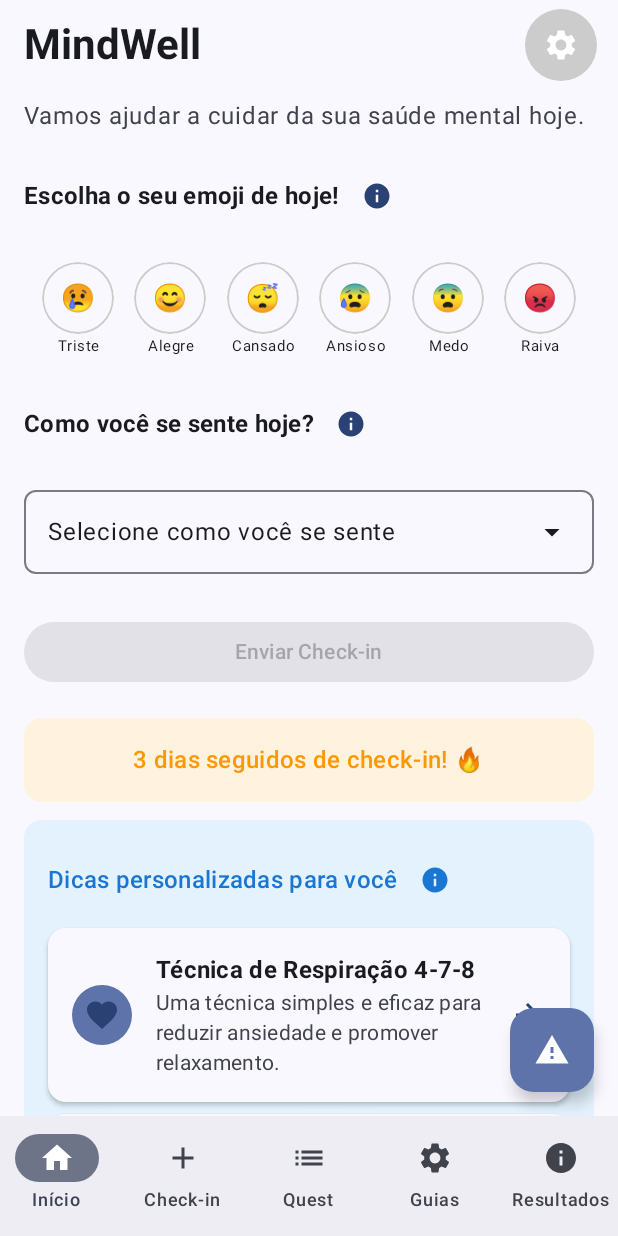
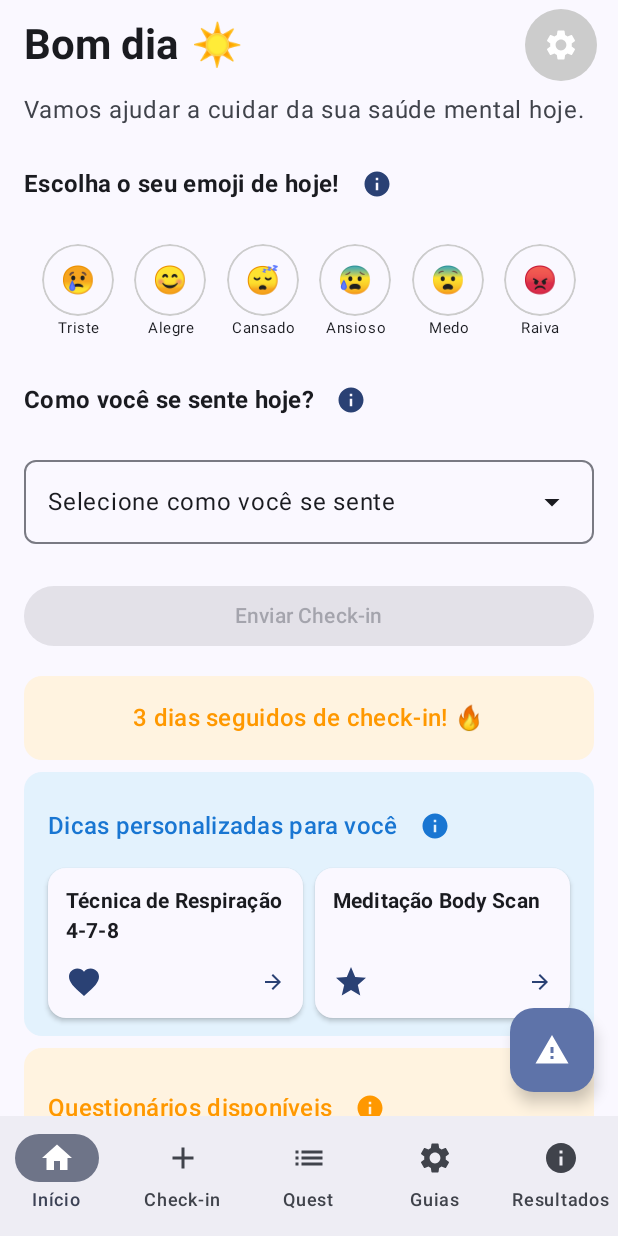
Before and after one commit to grd1as/mindwell, an Android app built with Jetpack Compose: the HomeScreen screen opened through its navigation route, on a phone screen of 412 x 824 dp. Run offline under Robolectric (Android 15) with nearby library versions, the phone set to English and light mode, and no system bars; our stand-ins replace Dagger/Hilt's generated code.

Commit message:
update welcome app

```diff
--- a/app/src/main/java/com/example/mindwell/app/presentation/screens/home/HomeScreen.kt
+++ b/app/src/main/java/com/example/mindwell/app/presentation/screens/home/HomeScreen.kt
@@ -13,6 +13,9 @@ import androidx.compose.foundation.verticalScroll
 import androidx.compose.material.icons.Icons
 import androidx.compose.material.icons.filled.*
 import androidx.compose.material3.*
+import androidx.compose.material3.ModalBottomSheet
+import androidx.compose.material3.rememberModalBottomSheetState
+import androidx.compose.material3.SheetState
 import androidx.compose.runtime.*
 import androidx.compose.ui.Alignment
 import androidx.compose.ui.Modifier
@@ -81,10 +84,18 @@ fun HomeScreen(
     var showFeelingDropdown by remember { mutableStateOf(false) }
     var showSubmitSuccess by remember { mutableStateOf(false) }
     val coroutineScope = rememberCoroutineScope()
+    val bottomSheetState = rememberModalBottomSheetState(skipPartiallyExpanded = true)
 
     // Configurar o NavController no ViewModel
     LaunchedEffect(nav) {
         vm.setNavController(nav)
+    }
+
+    // Atualizar a saudação sempre que a tela for mostrada
+    LaunchedEffect(Unit) {
+        // Este bloco executa na abertura da tela
+        println("HomeScreen ativada - atualizando saudação")
+        vm.refreshGreeting() // Novo método a ser adicionado
     }
 
     // Observar eventos de navegação
@@ -117,9 +128,9 @@ fun HomeScreen(
     // Lista de sentimentos para o dropdown atualizada
     val feelings = listOf("Motivado", "Cansado", "Preocupado", "Estressado", "Animado", "Satisfeito")
 
-    // Mostrar o diálogo de feedback se necessário
+    // Mostrar o bottom sheet de feedback se necessário
     if (state.showFeedbackDialog) {
-        FeedbackDialog(
+        FeedbackBottomSheet(
             categories = vm.feedbackCategories,
             selectedCategory = state.feedbackCategory,
             description = state.feedbackDescription,
@@ -129,7 +140,8 @@ fun HomeScreen(
             onCategorySelected = { vm.updateFeedbackCategory(it) },
             onDescriptionChanged = { vm.updateFeedbackDescription(it) },
             onSubmit = { vm.submitFeedback() },
-            onDismiss = { vm.hideFeedbackDialog() }
+            onDismiss = { vm.hideFeedbackDialog() },
+            bottomSheetState = bottomSheetState
         )
     }
 
@@ -170,9 +182,9 @@ fun HomeScreen(
                     .padding(padding)
                     .padding(horizontal = 16.dp)
                     .verticalScroll(rememberScrollState()),
-                verticalArrangement = Arrangement.spacedBy(12.dp)
+                verticalArrangement = Arrangement.spacedBy(8.dp)
             ) {
-                // Header simplificado - sem nome do usuário
+                // Header com saudação baseada no horário
                 Row(
                     modifier = Modifier
                         .fillMaxWidth()
@@ -180,13 +192,25 @@ fun HomeScreen(
                     horizontalArrangement = Arrangement.SpaceBetween,
                     verticalAlignment = Alignment.CenterVertically
                 ) {
+                    Row(
+                        verticalAlignment = Alignment.CenterVertically
+                    ) {
                         Text(
-                        text = "MindWell",
+                            text = state.greeting,
                             style = MaterialTheme.typography.headlineMedium,
                             fontWeight = FontWeight.Bold
                         )
 
-                    // Ícone de configurações (sem dados do perfil)
+                        Spacer(modifier = Modifier.width(8.dp))
+
+                        Text(
+                            text = state.greetingEmoji,
+                            style = MaterialTheme.typography.headlineMedium,
+                            fontSize = 28.sp
+                        )
+                    }
+
+                    // Ícone de configurações
                     Box {
                         IconButton(
                             onClick = { nav.navigate(AppDestinations.SETTINGS) },
@@ -446,7 +470,7 @@ fun HomeScreen(
                     )
                 ) {
                     Column(
-                        modifier = Modifier.padding(16.dp)
+                        modifier = Modifier.padding(16.dp, 12.dp)
                     ) {
                         Row(
                             verticalAlignment = Alignment.CenterVertically
@@ -477,15 +501,20 @@ fun HomeScreen(
                             )
                         }
 
-                        Spacer(modifier = Modifier.height(8.dp))
+                        Spacer(modifier = Modifier.height(4.dp))
 
-                        // Lista de dicas personalizadas
+                        // Lista de dicas personalizadas em uma única linha
+                        Row(
+                            modifier = Modifier.fillMaxWidth(),
+                            horizontalArrangement = Arrangement.spacedBy(8.dp)
+                        ) {
                             state.customTips.forEach { tip ->
-                            CustomTipItem(
+                                CustomTipButton(
                                     tip = tip,
-                                onClick = { vm.navigateToResource(tip.id) }
+                                    onClick = { vm.navigateToResource(tip.id) },
+                                    modifier = Modifier.weight(1f)
                                 )
-                            Spacer(modifier = Modifier.height(8.dp))
+                            }
                         }
                     }
                 }
@@ -665,11 +694,11 @@ fun QuestionnaireItem(
 }
 
 /**
- * Diálogo para envio de feedback/report
+ * Bottom sheet para envio de feedback/report (Canal de Escuta)
  */
 @OptIn(ExperimentalMaterial3Api::class)
 @Composable
-fun FeedbackDialog(
+fun FeedbackBottomSheet(
     categories: List<String>,
     selectedCategory: String,
     description: String,
@@ -679,7 +708,8 @@ fun FeedbackDialog(
     onCategorySelected: (String) -> Unit,
     onDescriptionChanged: (String) -> Unit,
     onSubmit: () -> Unit,
-    onDismiss: () -> Unit
+    onDismiss: () -> Unit,
+    bottomSheetState: SheetState
 ) {
     val categoryLabels = mapOf(
         "ASSÉDIO_MORAL" to "Assédio Moral",
@@ -698,24 +728,87 @@ fun FeedbackDialog(
 
     var expanded by remember { mutableStateOf(false) }
 
-    Dialog(onDismissRequest = onDismiss) {
-        Card(
+    ModalBottomSheet(
+        onDismissRequest = onDismiss,
+        sheetState = bottomSheetState,
+        modifier = Modifier
+            .fillMaxHeight(0.9f),
+        dragHandle = {
+            Box(
                 modifier = Modifier
                     .fillMaxWidth()
-                .padding(16.dp),
-            shape = RoundedCornerShape(16.dp)
+                    .padding(vertical = 16.dp),
+                contentAlignment = Alignment.Center
+            ) {
+                Divider(
+                    modifier = Modifier
+                        .width(40.dp)
+                        .height(4.dp),
+                    color = MaterialTheme.colorScheme.onSurfaceVariant.copy(alpha = 0.4f)
+                )
+            }
+        },
+        containerColor = MaterialTheme.colorScheme.surface
     ) {
         Column(
             modifier = Modifier
-                    .fillMaxWidth()
-                    .padding(16.dp),
+                .fillMaxSize()
+                .padding(horizontal = 20.dp)
+                .verticalScroll(rememberScrollState()),
             verticalArrangement = Arrangement.spacedBy(16.dp)
         ) {
+            // Cabeçalho com ícone
+            Row(
+                verticalAlignment = Alignment.CenterVertically,
+                modifier = Modifier.fillMaxWidth()
+            ) {
+                Icon(
+                    imageVector = Icons.Default.Warning,
+                    contentDescription = null,
+                    tint = MaterialTheme.colorScheme.primary,
+                    modifier = Modifier.size(32.dp)
+                )
+
+                Spacer(modifier = Modifier.width(12.dp))
+
                 Text(
                     text = "Canal de Escuta",
                     style = MaterialTheme.typography.headlineSmall,
                     fontWeight = FontWeight.Bold
                 )
+            }
+
+            // Descrição do que é o Canal de Escuta
+            Card(
+                colors = CardDefaults.cardColors(
+                    containerColor = MaterialTheme.colorScheme.surfaceVariant.copy(alpha = 0.6f)
+                ),
+                shape = RoundedCornerShape(8.dp)
+            ) {
+                Column(
+                    modifier = Modifier.padding(16.dp)
+                ) {
+                    Text(
+                        text = "O que é o Canal de Escuta?",
+                        style = MaterialTheme.typography.titleMedium,
+                        fontWeight = FontWeight.Bold
+                    )
+
+                    Spacer(modifier = Modifier.height(8.dp))
+
+                    Text(
+                        text = "Este é um espaço seguro para você relatar situações desconfortáveis, denunciar comportamentos inadequados ou sugerir melhorias no ambiente de trabalho.",
+                        style = MaterialTheme.typography.bodyMedium
+                    )
+
+                    Spacer(modifier = Modifier.height(8.dp))
+
+                    Text(
+                        text = "Todas as informações são tratadas com confidencialidade e anonimato. Seu bem-estar é nossa prioridade.",
+                        style = MaterialTheme.typography.bodyMedium
+                    )
+                }
+            }
 
             if (success) {
                 // Mensagem de sucesso
@@ -740,10 +833,23 @@ fun FeedbackDialog(
                             style = MaterialTheme.typography.bodyLarge,
                             textAlign = TextAlign.Center
                         )
+                        Spacer(modifier = Modifier.height(8.dp))
+                        Text(
+                            text = "Agradecemos sua contribuição para um ambiente melhor.",
+                            style = MaterialTheme.typography.bodyMedium,
+                            textAlign = TextAlign.Center,
+                            color = MaterialTheme.colorScheme.onSurfaceVariant
+                        )
                     }
                 }
             } else {
                 // Seleção de categoria
+                Text(
+                    text = "Selecione uma categoria:",
+                    style = MaterialTheme.typography.titleSmall,
+                    fontWeight = FontWeight.Medium
+                )
+
                 ExposedDropdownMenuBox(
                     expanded = expanded,
                     onExpandedChange = { expanded = it }
@@ -786,8 +892,15 @@ fun FeedbackDialog(
                     modifier = Modifier
                         .fillMaxWidth()
                         .height(120.dp),
-                        label = { Text("Descrição (opcional)") },
-                        placeholder = { Text("Descreva a ocorrência...") }
+                    label = { Text("Descreva a situação") },
+                    placeholder = { Text("Descreva a situação de forma clara e detalhada...") }
+                )
+
+                // Texto sobre anonimato
+                Text(
+                    text = "Sua identidade será protegida. Somente o departamento de RH terá acesso a esta informação.",
+                    style = MaterialTheme.typography.bodySmall,
+                    color = MaterialTheme.colorScheme.onSurfaceVariant
                 )
 
                 // Mensagem de erro, se houver
@@ -828,7 +941,9 @@ fun FeedbackDialog(
                     }
                 }
             }
-            }
+
+            // Aumentar o espaçamento no final para garantir que todos elementos sejam visíveis
+            Spacer(modifier = Modifier.height(60.dp))
         }
     }
 }
@@ -847,13 +962,15 @@ fun Modifier.combinedClickable(
     }
 
 @Composable
-fun CustomTipItem(
+fun CustomTipButton(
     tip: HomeViewModel.CustomTip,
-    onClick: () -> Unit
+    onClick: () -> Unit,
+    modifier: Modifier = Modifier
 ) {
     Card(
-        modifier = Modifier
+        modifier = modifier
             .fillMaxWidth()
+            .height(100.dp)
             .clickable(onClick = onClick),
         colors = CardDefaults.cardColors(
             containerColor = MaterialTheme.colorScheme.surface
@@ -862,20 +979,28 @@ fun CustomTipItem(
             defaultElevation = 2.dp
         )
     ) {
+        Column(
+            modifier = Modifier
+                .fillMaxSize()
+                .padding(12.dp),
+            verticalArrangement = Arrangement.SpaceBetween
+        ) {
+            // Título da dica
+            Text(
+                text = tip.title,
+                style = MaterialTheme.typography.titleSmall.copy(
+                    fontWeight = FontWeight.Bold
+                ),
+                maxLines = 2,
+                overflow = androidx.compose.ui.text.style.TextOverflow.Ellipsis
+            )
+
             Row(
-            modifier = Modifier
-                .fillMaxWidth()
-                .padding(16.dp),
+                modifier = Modifier.fillMaxWidth(),
+                horizontalArrangement = Arrangement.SpaceBetween,
                 verticalAlignment = Alignment.CenterVertically
             ) {
                 // Ícone da dica
-            Box(
-                modifier = Modifier
-                    .size(40.dp)
-                    .clip(CircleShape)
-                    .background(MaterialTheme.colorScheme.primaryContainer),
-                contentAlignment = Alignment.Center
-            ) {
                 Icon(
                     imageVector = when {
                         tip.id.contains("breathing") -> Icons.Default.Favorite
@@ -883,36 +1008,18 @@ fun CustomTipItem(
                         else -> Icons.Default.Favorite
                     },
                     contentDescription = null,
-                    tint = MaterialTheme.colorScheme.primary
+                    tint = MaterialTheme.colorScheme.primary,
+                    modifier = Modifier.size(24.dp)
                 )
-            }
-
-            // Conteúdo da dica
-            Column(
-                modifier = Modifier
-                    .weight(1f)
-                    .padding(start = 16.dp)
-            ) {
-                Text(
-                    text = tip.title,
-                    style = MaterialTheme.typography.titleMedium.copy(
-                        fontWeight = FontWeight.Bold
-                    )
-                )
-
-                Text(
-                    text = tip.description,
-                    style = MaterialTheme.typography.bodyMedium,
-                    color = MaterialTheme.colorScheme.onSurfaceVariant
-                )
-            }
 
                 // Ícone de seta
                 Icon(
                     imageVector = Icons.Default.ArrowForward,
                     contentDescription = "Ver mais",
-                tint = MaterialTheme.colorScheme.primary
+                    tint = MaterialTheme.colorScheme.primary,
+                    modifier = Modifier.size(16.dp)
                 )
             }
         }
     }
+}
--- a/app/src/main/java/com/example/mindwell/app/presentation/screens/home/HomeViewModel.kt
+++ b/app/src/main/java/com/example/mindwell/app/presentation/screens/home/HomeViewModel.kt
@@ -19,6 +19,7 @@ import kotlinx.coroutines.delay
 import kotlinx.coroutines.flow.catch
 import kotlinx.coroutines.flow.collect
 import kotlinx.coroutines.launch
+import java.util.Calendar
 import javax.inject.Inject
 
 /**
@@ -66,7 +67,9 @@ class HomeViewModel @Inject constructor(
         val checkInError: String? = null,
         val navigationEvent: NavigationEvent? = null,
         val activeTooltip: String? = null,
-        val customTips: List<CustomTip> = emptyList()
+        val customTips: List<CustomTip> = emptyList(),
+        val greeting: String = "",
+        val greetingEmoji: String = ""
     )
 
     // Estado atual da tela
@@ -79,6 +82,7 @@ class HomeViewModel @Inject constructor(
     init {
         loadData()
         loadCustomTips()
+        updateGreeting()
     }
 
     /**
@@ -149,6 +153,53 @@ class HomeViewModel @Inject constructor(
                 )
             )
         )
+    }
+
+    /**
+     * Atualiza a saudação baseada na hora do dia
+     * Método interno que implementa a lógica
+     */
+    private fun updateGreeting() {
+        // Obter a hora atual usando várias abordagens para garantir precisão
+        val calendar = Calendar.getInstance()
+        val hourOfDay = calendar.get(Calendar.HOUR_OF_DAY)
+
+        // Registra informações detalhadas para debug
+        println("HORA ATUAL: $hourOfDay")
+        println("CALENDAR COMPLETO: ${calendar.time}")
+
+        // SOLUÇÃO TEMPORÁRIA: Forçar "Boa noite" apenas para teste
+        // Remover após testar e resolver o problema de horário
+        //val greeting = "Boa noite"
+
+        // Lógica normal com condições explícitas e claras
+        val greeting = when {
+            hourOfDay in 5..11 -> "Bom dia"
+            hourOfDay in 12..17 -> "Boa tarde"
+            else -> "Boa noite"  // 18-23 e 0-4
+        }
+
+        val greetingEmoji = when {
+            hourOfDay in 5..11 -> "☀️" // Sol para manhã
+            hourOfDay in 12..17 -> "🌤️" // Sol com nuvens para tarde
+            hourOfDay in 18..21 -> "🌆" // Pôr do sol para início da noite
+            else -> "🌙" // Lua para noite
+        }
+
+        println("SAUDAÇÃO SELECIONADA: $greeting $greetingEmoji para hora $hourOfDay")
+
+        state = state.copy(
+            greeting = greeting,
+            greetingEmoji = greetingEmoji
+        )
+    }
+
+    /**
+     * Método público para atualizar a saudação
+     * Pode ser chamado de fora do ViewModel quando necessário
+     */
+    fun refreshGreeting() {
+        updateGreeting()
     }
 
     /**
```
Lines whose indentation alone changed are shown as unchanged.
